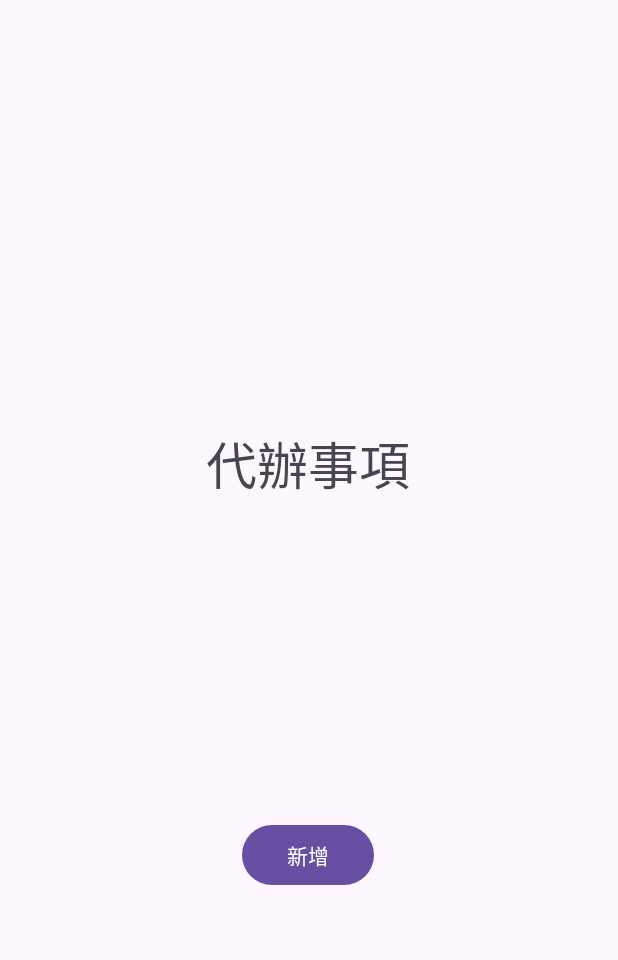
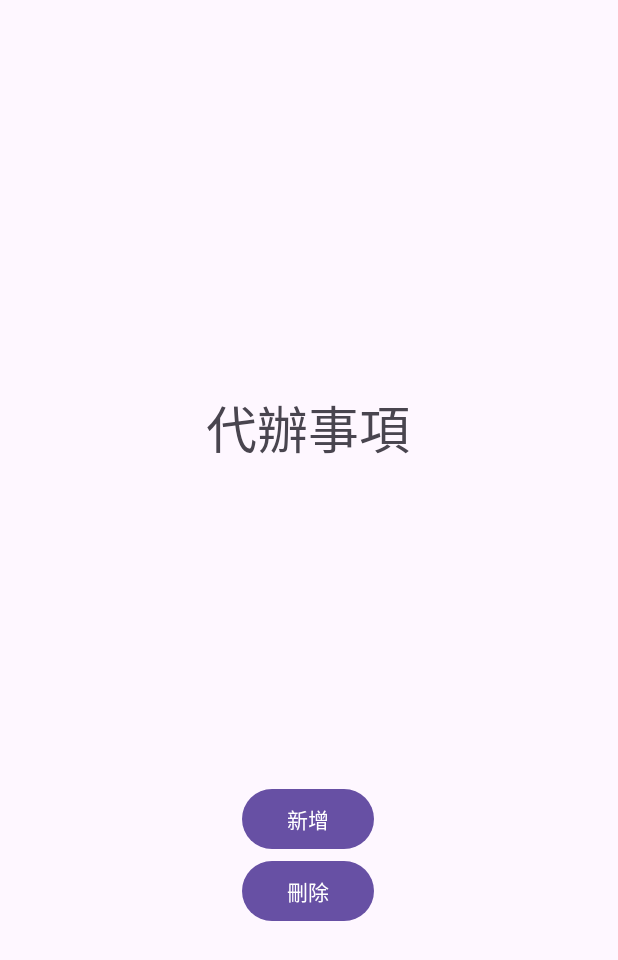
Before and after one commit to alfo0924/20240805AdvancedWidget-Android, an Android app: the screen it shows after launch (MainActivity), on a phone screen of 412 x 824 dp. Shown: the top 960 px of the screen. Run offline under Robolectric (Android 15) with nearby library versions, the phone set to English and light mode, and no system bars.

Commit message:
v1.212 add delete to do list button function cnp

```diff
--- a/20240812MidTermSimTest/app/src/main/java/com/example/a20240812midtermsimtest/MainActivity.java
+++ b/20240812MidTermSimTest/app/src/main/java/com/example/a20240812midtermsimtest/MainActivity.java
@@ -4,6 +4,7 @@ import android.content.Intent;
 import android.os.Bundle;
 import android.view.View;
 import android.view.ViewGroup;
+import android.widget.AdapterView;
 import android.widget.ArrayAdapter;
 import android.widget.Button;
 import android.widget.ListView;
@@ -22,6 +23,7 @@ public class MainActivity extends AppCompatActivity {
     private static final int ADD_TODO_REQUEST = 1;
     private ArrayList<String> todoList;
     private ArrayAdapter<String> adapter;
+    private int selectedPosition = -1;
 
     @Override
     protected void onCreate(Bundle savedInstanceState) {
@@ -54,12 +56,31 @@ public class MainActivity extends AppCompatActivity {
         ListView listView = findViewById(R.id.listView);
         listView.setAdapter(adapter);
 
+        listView.setOnItemClickListener(new AdapterView.OnItemClickListener() {
+            @Override
+            public void onItemClick(AdapterView<?> parent, View view, int position, long id) {
+                selectedPosition = position;
+            }
+        });
+
         Button addButton = findViewById(R.id.addButton);
         addButton.setOnClickListener(new View.OnClickListener() {
             @Override
             public void onClick(View v) {
                 Intent intent = new Intent(MainActivity.this, toDoList.class);
                 startActivityForResult(intent, ADD_TODO_REQUEST);
+            }
+        });
+
+        Button deleteButton = findViewById(R.id.deleteButton);
+        deleteButton.setOnClickListener(new View.OnClickListener() {
+            @Override
+            public void onClick(View v) {
+                if (selectedPosition != -1) {
+                    todoList.remove(selectedPosition);
+                    adapter.notifyDataSetChanged();
+                    selectedPosition = -1;
+                }
             }
         });
     }
--- a/20240812MidTermSimTest/app/src/main/res/layout/activity_main.xml
+++ b/20240812MidTermSimTest/app/src/main/res/layout/activity_main.xml
@@ -42,5 +42,13 @@
             android:layout_width="wrap_content"
             android:layout_height="wrap_content"
             android:text="新增" />
+        <Button
+            android:id="@+id/deleteButton"
+            android:layout_width="wrap_content"
+            android:layout_height="wrap_content"
+            android:text="刪除"
+            app:layout_constraintBottom_toBottomOf="parent"
+            app:layout_constraintEnd_toEndOf="parent"
+            app:layout_constraintStart_toStartOf="parent" />
     </LinearLayout>
 </androidx.constraintlayout.widget.ConstraintLayout>
```
